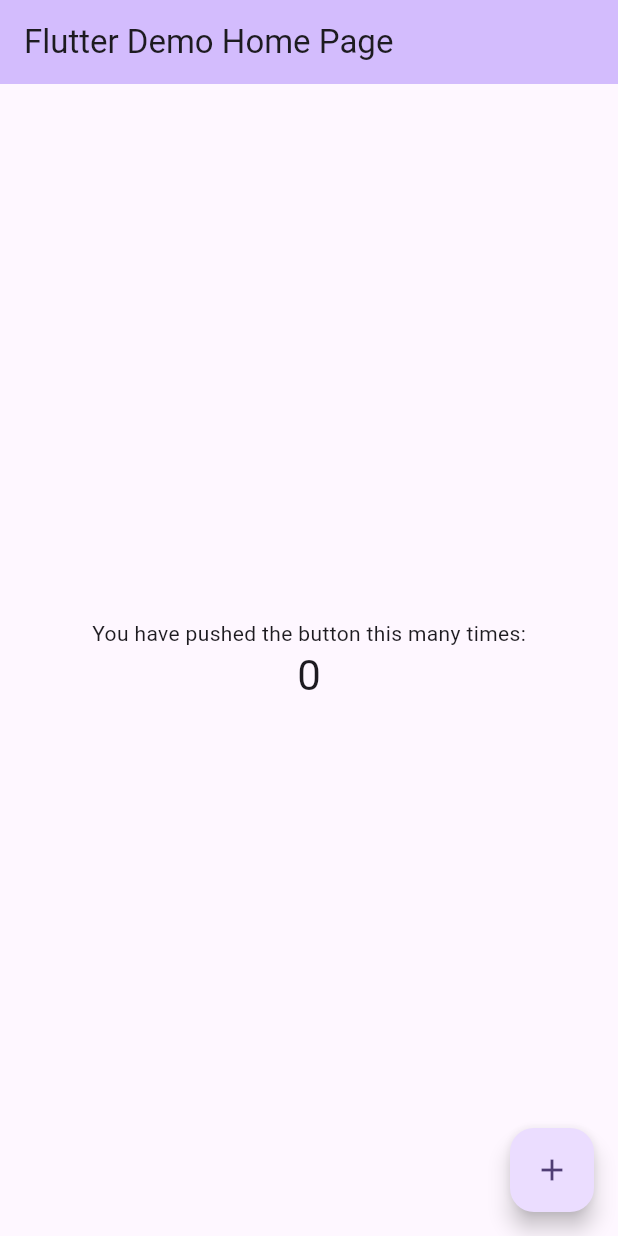
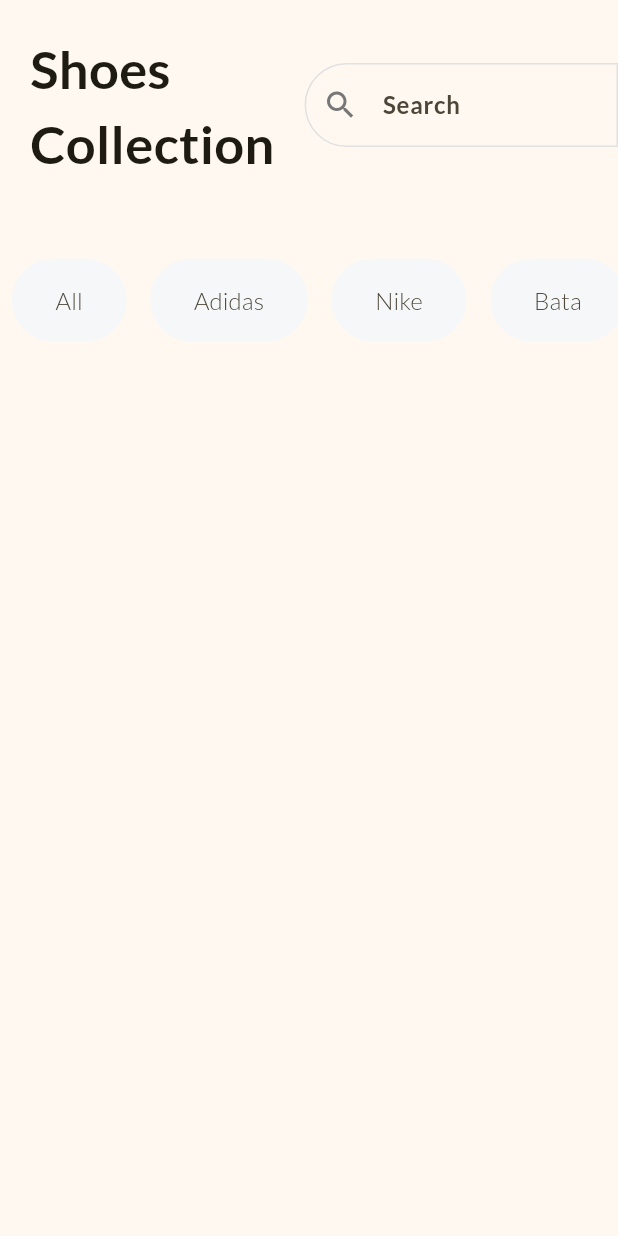
Before and after one commit to Josephus-git/shop_app_flutter, a Flutter app: the screen it shows after launch, on a phone screen of 412 x 824 dp. Run offline on Flutter 3.47's test engine with Material 3 defaults, Android fonts, the phone set to English and light mode, and no system bars.

Commit message:
added shoes company model

```diff
--- /dev/null
+++ b/lib/home_page.dart
@@ -0,0 +1,74 @@
+import 'package:flutter/material.dart';
+
+class HomePage extends StatelessWidget {
+  const HomePage({super.key});
+
+  @override
+  Widget build(BuildContext context) {
+    const border = OutlineInputBorder(
+      borderSide: BorderSide(color: Color.fromRGBO(225, 225, 225, 1)),
+      borderRadius: BorderRadius.horizontal(left: Radius.circular(50)),
+    );
+
+    const filters = ['All', 'Adidas', 'Nike', 'Bata'];
+
+    return Scaffold(
+      body: SafeArea(
+        child: Column(
+          children: [
+            Row(
+              children: [
+                Padding(
+                  padding: const EdgeInsets.all(20.0),
+                  child: Text(
+                    'Shoes\nCollection',
+                    style: TextStyle(fontWeight: FontWeight.bold, fontSize: 35),
+                  ),
+                ),
+                Expanded(
+                  child: TextField(
+                    decoration: InputDecoration(
+                      hintText: 'Search',
+                      prefixIcon: Icon(Icons.search),
+                      border: border,
+                      enabledBorder: border,
+                      focusedBorder: border,
+                    ),
+                  ),
+                ),
+              ],
+            ),
+            SizedBox(
+              height: 120,
+              child: ListView.builder(
+                itemCount: filters.length,
+                scrollDirection: Axis.horizontal,
+                itemBuilder: (context, index) {
+                  final filter = filters[index];
+                  return Padding(
+                    padding: const EdgeInsets.symmetric(horizontal: 8.0),
+                    child: Chip(
+                      backgroundColor: const Color.fromRGBO(245, 247, 249, 1),
+                      side: const BorderSide(
+                        color: Color.fromRGBO(245, 247, 249, 1),
+                      ),
+                      label: Text(filter),
+                      labelStyle: const TextStyle(fontSize: 16),
+                      padding: const EdgeInsets.symmetric(
+                        horizontal: 20,
+                        vertical: 15,
+                      ),
+                      shape: RoundedRectangleBorder(
+                        borderRadius: BorderRadius.circular(30),
+                      ),
+                    ),
+                  );
+                },
+              ),
+            ),
+          ],
+        ),
+      ),
+    );
+  }
+}
--- a/lib/main.dart
+++ b/lib/main.dart
@@ -1,4 +1,5 @@
 import 'package:flutter/material.dart';
+import 'package:shop_app_flutter/home_page.dart';
 
 void main() {
   runApp(const MyApp());
@@ -7,116 +8,21 @@ void main() {
 class MyApp extends StatelessWidget {
   const MyApp({super.key});
 
-  // This widget is the root of your application.
   @override
   Widget build(BuildContext context) {
     return MaterialApp(
-      title: 'Flutter Demo',
+      title: 'Shopping App',
       theme: ThemeData(
-        // This is the theme of your application.
-        //
-        // TRY THIS: Try running your application with "flutter run". You'll see
-        // the application has a purple toolbar. Then, without quitting the app,
-        // try changing the seedColor in the colorScheme below to Colors.green
-        // and then invoke "hot reload" (save your changes or press the "hot
-        // reload" button in a Flutter-supported IDE, or press "r" if you used
-        // the command line to start the app).
-        //
-        // Notice that the counter didn't reset back to zero; the application
-        // state is not lost during the reload. To reset the state, use hot
-        // restart instead.
-        //
-        // This works for code too, not just values: Most code changes can be
-        // tested with just a hot reload.
-        colorScheme: ColorScheme.fromSeed(seedColor: Colors.deepPurple),
+        fontFamily: 'Lato',
+        colorScheme: ColorScheme.fromSeed(
+          seedColor: const Color.fromRGBO(254, 206, 1, 1),
+        ),
+        inputDecorationTheme: const InputDecorationTheme(
+          hintStyle: TextStyle(fontWeight: FontWeight.bold, fontSize: 16),
+          prefixIconColor: Color.fromRGBO(119, 119, 119, 1),
+        ),
       ),
-      home: const MyHomePage(title: 'Flutter Demo Home Page'),
+      home: const HomePage(),
     );
   }
 }
-
-class MyHomePage extends StatefulWidget {
-  const MyHomePage({super.key, required this.title});
-
-  // This widget is the home page of your application. It is stateful, meaning
-  // that it has a State object (defined below) that contains fields that affect
-  // how it looks.
-
-  // This class is the configuration for the state. It holds the values (in this
-  // case the title) provided by the parent (in this case the App widget) and
-  // used by the build method of the State. Fields in a Widget subclass are
-  // always marked "final".
-
-  final String title;
-
-  @override
-  State<MyHomePage> createState() => _MyHomePageState();
-}
-
-class _MyHomePageState extends State<MyHomePage> {
-  int _counter = 0;
-
-  void _incrementCounter() {
-    setState(() {
-      // This call to setState tells the Flutter framework that something has
-      // changed in this State, which causes it to rerun the build method below
-      // so that the display can reflect the updated values. If we changed
-      // _counter without calling setState(), then the build method would not be
-      // called again, and so nothing would appear to happen.
-      _counter++;
-    });
-  }
-
-  @override
-  Widget build(BuildContext context) {
-    // This method is rerun every time setState is called, for instance as done
-    // by the _incrementCounter method above.
-    //
-    // The Flutter framework has been optimized to make rerunning build methods
-    // fast, so that you can just rebuild anything that needs updating rather
-    // than having to individually change instances of widgets.
-    return Scaffold(
-      appBar: AppBar(
-        // TRY THIS: Try changing the color here to a specific color (to
-        // Colors.amber, perhaps?) and trigger a hot reload to see the AppBar
-        // change color while the other colors stay the same.
-        backgroundColor: Theme.of(context).colorScheme.inversePrimary,
-        // Here we take the value from the MyHomePage object that was created by
-        // the App.build method, and use it to set our appbar title.
-        title: Text(widget.title),
-      ),
-      body: Center(
-        // Center is a layout widget. It takes a single child and positions it
-        // in the middle of the parent.
-        child: Column(
-          // Column is also a layout widget. It takes a list of children and
-          // arranges them vertically. By default, it sizes itself to fit its
-          // children horizontally, and tries to be as tall as its parent.
-          //
-          // Column has various properties to control how it sizes itself and
-          // how it positions its children. Here we use mainAxisAlignment to
-          // center the children vertically; the main axis here is the vertical
-          // axis because Columns are vertical (the cross axis would be
-          // horizontal).
-          //
-          // TRY THIS: Invoke "debug painting" (choose the "Toggle Debug Paint"
-          // action in the IDE, or press "p" in the console), to see the
-          // wireframe for each widget.
-          mainAxisAlignment: MainAxisAlignment.center,
-          children: <Widget>[
-            const Text('You have pushed the button this many times:'),
-            Text(
-              '$_counter',
-              style: Theme.of(context).textTheme.headlineMedium,
-            ),
-          ],
-        ),
-      ),
-      floatingActionButton: FloatingActionButton(
-        onPressed: _incrementCounter,
-        tooltip: 'Increment',
-        child: const Icon(Icons.add),
-      ), // This trailing comma makes auto-formatting nicer for build methods.
-    );
-  }
-}
```
Also changed, not shown: pubspec.yaml (+6 -6 lines), assets/fonts/Lato-Bold.ttf (added), assets/fonts/Lato-Light.ttf (added).
